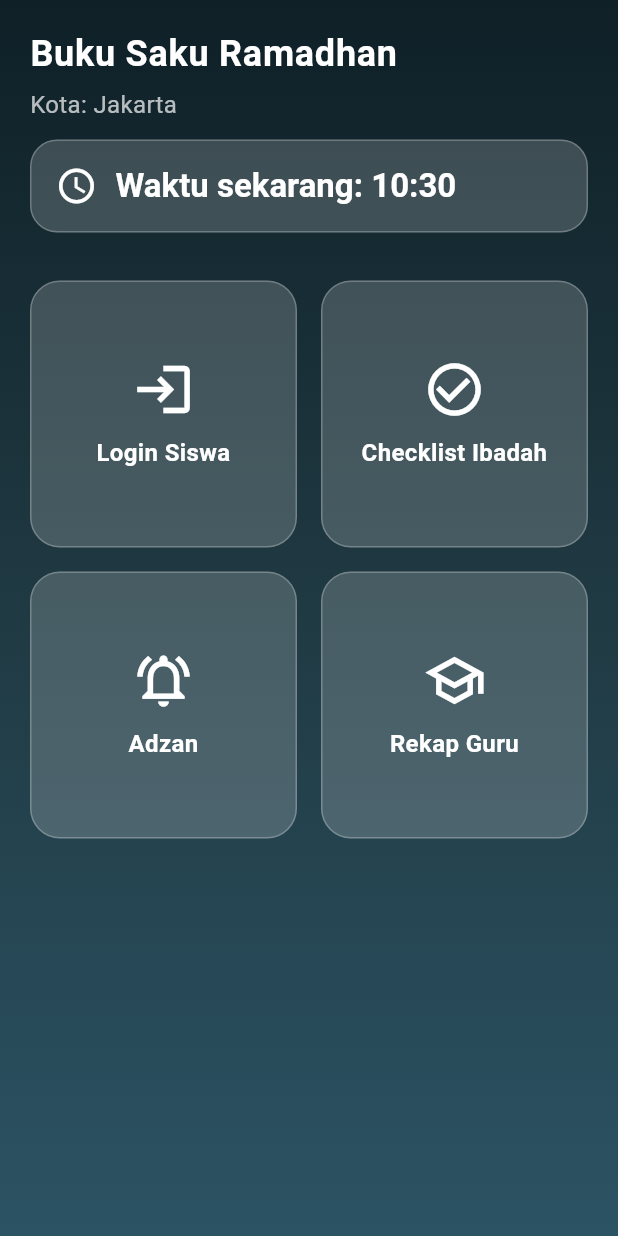
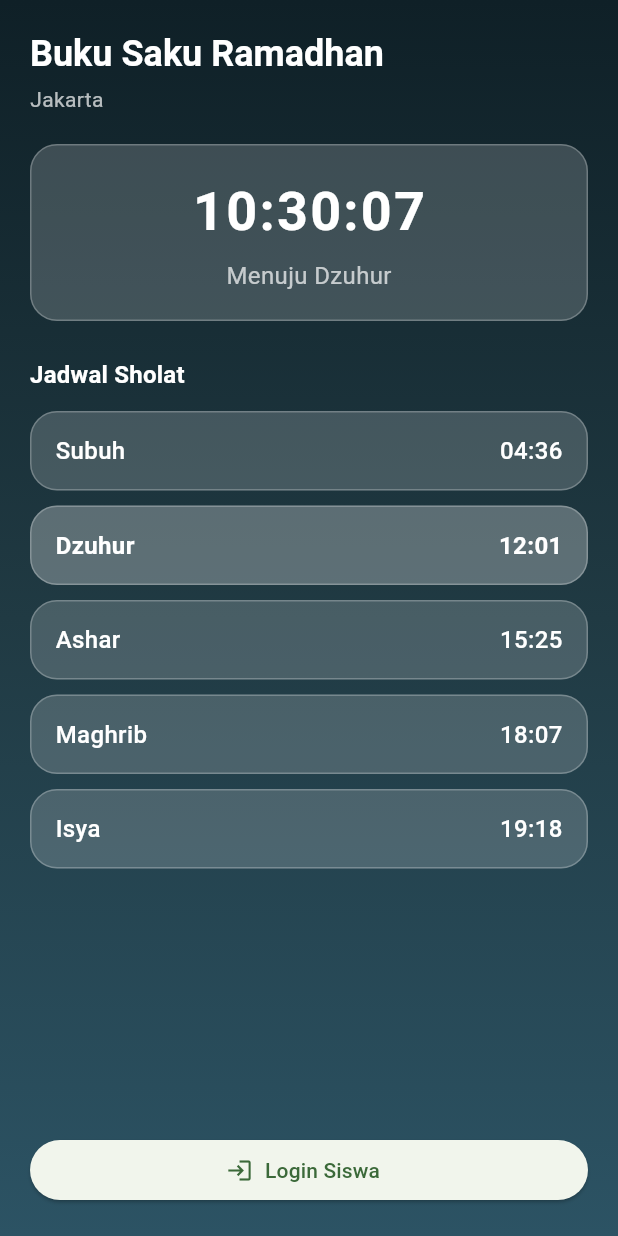
Before and after one commit to ideahousetech-pey/buku-saku-ramadhan-v2, a Flutter app: the screen it shows after launch, on a phone screen of 412 x 824 dp. Run offline on Flutter 3.47's test engine with Material 3 defaults, Android fonts, the phone set to English and light mode, and no system bars; our stand-ins replace audioplayers, flutter_local_notifications, geocoding, geolocator, shared_preferences, timezone; missing offline and left inert: home_widget.

Commit message:
feat: UI background and update background v2

```diff
--- a/lib/pages/home_page.dart
+++ b/lib/pages/home_page.dart
@@ -1,3 +1,4 @@
+import 'dart:async';
 import 'package:flutter/material.dart';
 import 'package:intl/intl.dart';
 
@@ -10,45 +11,65 @@ class HomePage extends StatefulWidget {
   State<HomePage> createState() => _HomePageState();
 }
 
-class _HomePageState extends State<HomePage>
-    with SingleTickerProviderStateMixin {
-  late AnimationController _controller;
-  late Animation<double> _fade;
+class _HomePageState extends State<HomePage> {
+  late Timer _timer;
+  late DateTime _now;
 
   final String _city = 'Jakarta';
-  late String _timeNow;
+
+  final List<Map<String, String>> _prayerTimes = [
+    {'name': 'Subuh', 'time': '04:36'},
+    {'name': 'Dzuhur', 'time': '12:01'},
+    {'name': 'Ashar', 'time': '15:25'},
+    {'name': 'Maghrib', 'time': '18:07'},
+    {'name': 'Isya', 'time': '19:18'},
+  ];
 
   @override
   void initState() {
     super.initState();
+    _now = DateTime.now();
 
-    _timeNow = DateFormat('HH:mm').format(DateTime.now());
-
-    _controller = AnimationController(
-      vsync: this,
-      duration: const Duration(milliseconds: 700),
-    );
-
-    _fade = CurvedAnimation(
-      parent: _controller,
-      curve: Curves.easeOut,
-    );
-
-    _controller.forward();
+    _timer = Timer.periodic(const Duration(seconds: 1), (_) {
+      setState(() {
+        _now = DateTime.now();
+      });
+    });
   }
 
   @override
   void dispose() {
-    _controller.dispose();
+    _timer.cancel();
     super.dispose();
+  }
+
+  String _currentPrayer() {
+    for (final prayer in _prayerTimes) {
+      final time = DateFormat('HH:mm').parse(prayer['time']!);
+      final prayerTime = DateTime(
+        _now.year,
+        _now.month,
+        _now.day,
+        time.hour,
+        time.minute,
+      );
+
+      if (_now.isBefore(prayerTime)) {
+        return prayer['name']!;
+      }
+    }
+    return 'Isya';
   }
 
   @override
   Widget build(BuildContext context) {
+    final timeString = DateFormat('HH:mm:ss').format(_now);
+    final nextPrayer = _currentPrayer();
+
     return Scaffold(
       body: Stack(
         children: [
-          // 🌙 BACKGROUND GRADIENT RAMADHAN
+          // 🌙 BACKGROUND
           Container(
             decoration: const BoxDecoration(
               gradient: LinearGradient(
@@ -63,83 +84,117 @@ class _HomePageState extends State<HomePage>
             ),
           ),
 
-          // 🌟 CONTENT
           SafeArea(
             child: Padding(
               padding: const EdgeInsets.all(20),
-              child: FadeTransition(
-                opacity: _fade,
               child: Column(
                 crossAxisAlignment: CrossAxisAlignment.start,
                 children: [
-                    // 🕌 TITLE
+                  // TITLE
                   Text(
                     'Buku Saku Ramadhan',
-                      style:
-                          Theme.of(context).textTheme.headlineSmall?.copyWith(
+                    style: Theme.of(context)
+                        .textTheme
+                        .headlineSmall
+                        ?.copyWith(
                           color: Colors.white,
                           fontWeight: FontWeight.bold,
-                                letterSpacing: 0.5,
                         ),
                   ),
+                  const SizedBox(height: 4),
+                  Text(
+                    '$_city',
+                    style: const TextStyle(color: Colors.white70),
+                  ),
 
+                  const SizedBox(height: 20),
+
+                  // ⏰ REALTIME CLOCK
+                  Container(
+                    width: double.infinity,
+                    padding: const EdgeInsets.all(18),
+                    decoration: _glass(),
+                    child: Column(
+                      children: [
+                        Text(
+                          timeString,
+                          style: const TextStyle(
+                            fontSize: 36,
+                            fontWeight: FontWeight.bold,
+                            color: Colors.white,
+                            letterSpacing: 1.5,
+                          ),
+                        ),
                         const SizedBox(height: 6),
-
                         Text(
-                      'Kota: $_city',
+                          'Menuju $nextPrayer',
                           style: const TextStyle(
                             color: Colors.white70,
                             fontSize: 16,
-                      ),
-                    ),
-
-                    const SizedBox(height: 12),
-
-                    // ⏰ TIME CARD
-                    Container(
-                      padding: const EdgeInsets.all(16),
-                      decoration: BoxDecoration(
-                        borderRadius: BorderRadius.circular(18),
-                        color: Colors.white.withAlpha((0.18 * 255).round()),
-                        border: Border.all(
-                          color: Colors.white.withAlpha((0.25 * 255).round()),
-                        ),
-                      ),
-                      child: Row(
-                        children: [
-                          const Icon(
-                            Icons.access_time,
-                            color: Colors.white,
-                            size: 28,
-                          ),
-                          const SizedBox(width: 12),
-                          Text(
-                            'Waktu sekarang: $_timeNow',
-                            style: Theme.of(context)
-                                .textTheme
-                                .titleLarge
-                                ?.copyWith(
-                                  color: Colors.white,
-                                  fontWeight: FontWeight.w600,
                           ),
                         ),
                       ],
                     ),
                   ),
 
-                    const SizedBox(height: 32),
+                  const SizedBox(height: 24),
 
-                    // 📋 MENU
-                    Expanded(
-                      child: GridView.count(
-                        crossAxisCount: 2,
-                        crossAxisSpacing: 16,
-                        mainAxisSpacing: 16,
+                  // 🕌 JADWAL SHOLAT
+                  Text(
+                    'Jadwal Sholat',
+                    style: Theme.of(context).textTheme.titleMedium?.copyWith(
+                          color: Colors.white,
+                          fontWeight: FontWeight.bold,
+                        ),
+                  ),
+                  const SizedBox(height: 12),
+
+                  Column(
+                    children: _prayerTimes.map((prayer) {
+                      final isNext = prayer['name'] == nextPrayer;
+                      return Container(
+                        margin: const EdgeInsets.only(bottom: 10),
+                        padding: const EdgeInsets.symmetric(
+                            horizontal: 16, vertical: 14),
+                        decoration: _glass(
+                          highlight: isNext,
+                        ),
+                        child: Row(
+                          mainAxisAlignment: MainAxisAlignment.spaceBetween,
                           children: [
-                          _menuCard(
-                            icon: Icons.login,
-                            title: 'Login Siswa',
-                            onTap: () {
+                            Text(
+                              prayer['name']!,
+                              style: TextStyle(
+                                color: Colors.white,
+                                fontSize: 16,
+                                fontWeight:
+                                    isNext ? FontWeight.bold : FontWeight.w500,
+                              ),
+                            ),
+                            Text(
+                              prayer['time']!,
+                              style: TextStyle(
+                                color: Colors.white,
+                                fontSize: 16,
+                                fontWeight:
+                                    isNext ? FontWeight.bold : FontWeight.w500,
+                              ),
+                            ),
+                          ],
+                        ),
+                      );
+                    }).toList(),
+                  ),
+
+                  const Spacer(),
+
+                  // LOGIN
+                  SizedBox(
+                    width: double.infinity,
+                    child: ElevatedButton.icon(
+                      icon: const Icon(Icons.login),
+                      label: const Text('Login Siswa'),
+                      onPressed: () {
                         Navigator.push(
                           context,
                           MaterialPageRoute(
@@ -148,26 +203,8 @@ class _HomePageState extends State<HomePage>
                         );
                       },
                     ),
-                          _menuCard(
-                            icon: Icons.check_circle_outline,
-                            title: 'Checklist Ibadah',
-                            onTap: () {},
-                          ),
-                          _menuCard(
-                            icon: Icons.notifications_active_outlined,
-                            title: 'Adzan',
-                            onTap: () {},
-                          ),
-                          _menuCard(
-                            icon: Icons.school_outlined,
-                            title: 'Rekap Guru',
-                            onTap: () {},
                   ),
                 ],
-                      ),
-                    ),
-                  ],
-                ),
               ),
             ),
           ),
@@ -176,39 +213,14 @@ class _HomePageState extends State<HomePage>
     );
   }
 
-  // 🧊 CARD MENU (GLASS STYLE)
-  Widget _menuCard({
-    required IconData icon,
-    required String title,
-    required VoidCallback onTap,
-  }) {
-    return InkWell(
-      borderRadius: BorderRadius.circular(20),
-      onTap: onTap,
-      child: Container(
-        decoration: BoxDecoration(
-          borderRadius: BorderRadius.circular(20),
-          color: Colors.white.withAlpha((0.18 * 255).round()),
+  BoxDecoration _glass({bool highlight = false}) {
+    return BoxDecoration(
+      color: highlight
+          ? Colors.white.withAlpha((0.28 * 255).round())
+          : Colors.white.withAlpha((0.18 * 255).round()),
+      borderRadius: BorderRadius.circular(18),
       border: Border.all(
         color: Colors.white.withAlpha((0.25 * 255).round()),
-          ),
-        ),
-        child: Column(
-          mainAxisAlignment: MainAxisAlignment.center,
-          children: [
-            Icon(icon, size: 42, color: Colors.white),
-            const SizedBox(height: 10),
-            Text(
-              title,
-              textAlign: TextAlign.center,
-              style: const TextStyle(
-                color: Colors.white,
-                fontSize: 16,
-                fontWeight: FontWeight.w600,
-              ),
-            ),
-          ],
-        ),
       ),
     );
   }
```
Lines whose indentation alone changed are shown as unchanged.
